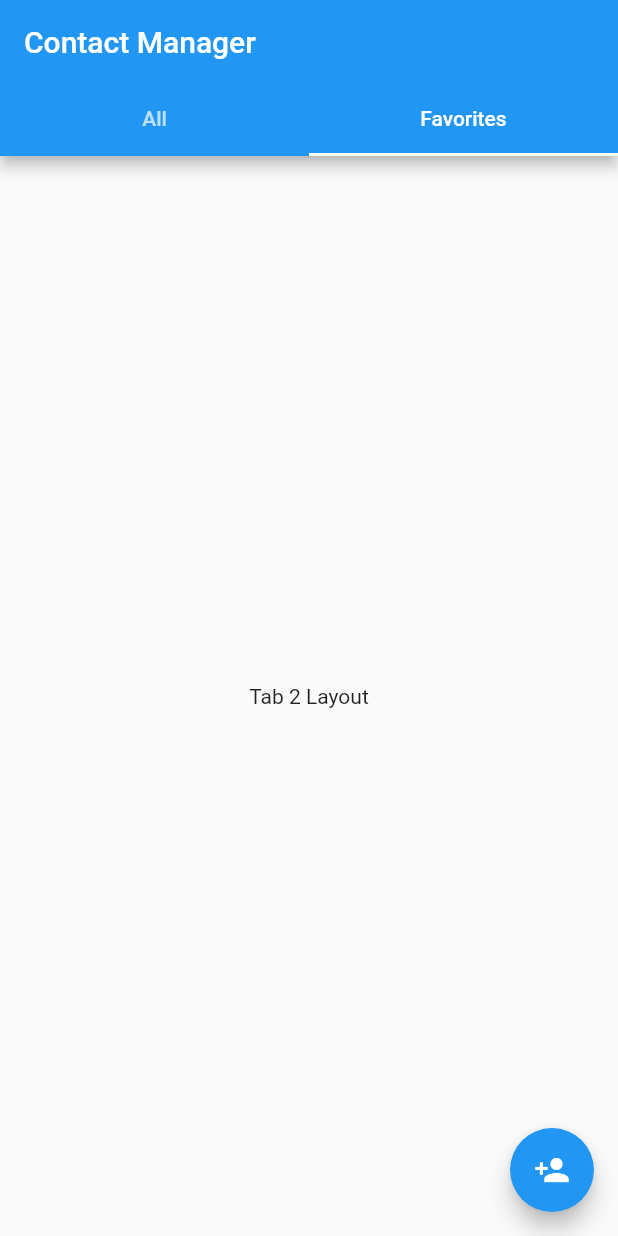
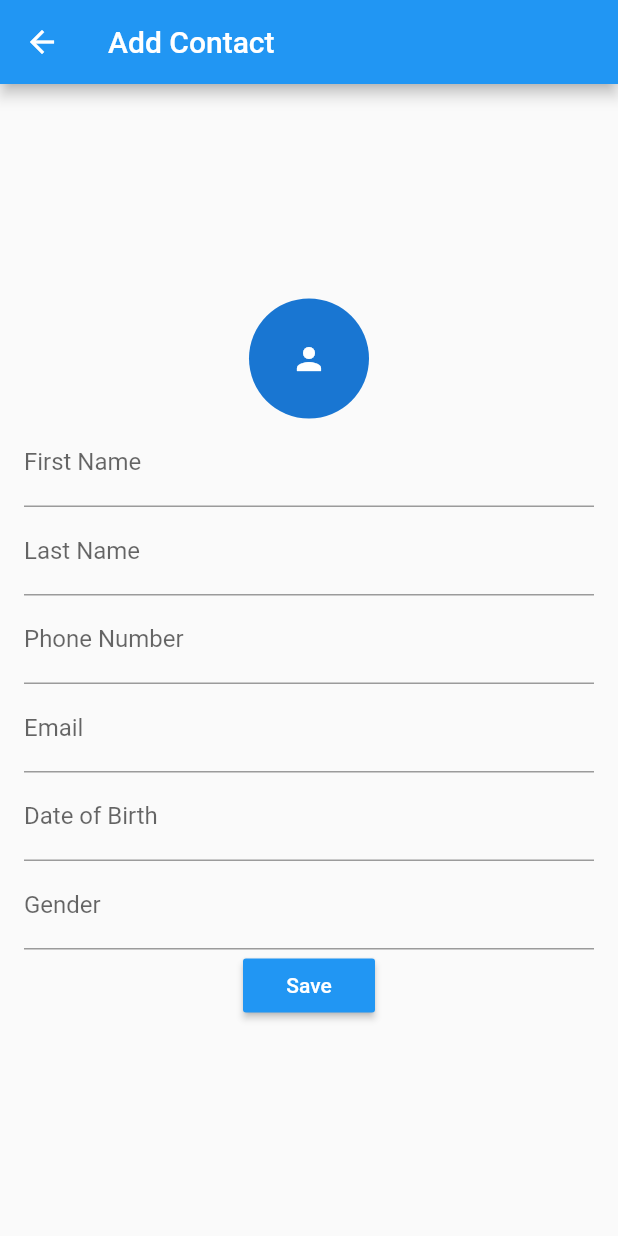
Before and after one commit to hananideen/contact-manager, a Flutter app: the screen it shows after launch, tab 2 chosen, after a tap on the "person add" icon, on a phone screen of 412 x 824 dp. Run offline on Flutter 3.47's test engine with Material 2 defaults, Android fonts, the phone set to English and light mode, and no system bars; network calls fail.

Commit message:
Api integration to add new contact

```diff
--- /dev/null
+++ b/lib/contact_add.dart
@@ -0,0 +1,137 @@
+import 'dart:convert';
+
+import 'package:flutter/material.dart';
+import 'package:http/http.dart' as http;
+
+import './contact.dart';
+
+class AddContact extends StatefulWidget {
+
+  _AddContactState createState() => _AddContactState();
+}
+
+class _AddContactState extends State<AddContact> {
+
+  TextEditingController firstNameController = TextEditingController();
+  TextEditingController lastNameController = TextEditingController();
+  TextEditingController phoneNoController = TextEditingController();
+  TextEditingController emailController = TextEditingController();
+  TextEditingController dobController = TextEditingController();
+  TextEditingController genderController = TextEditingController();
+
+  @override
+  void dispose() {
+    firstNameController.dispose();
+    lastNameController.dispose();
+    phoneNoController.dispose();
+    emailController.dispose();
+    dobController.dispose();
+    genderController.dispose();
+    super.dispose();
+  }
+
+  addContact(Contact contact) async {
+    final String uri = 'https://mock-rest-api-server.herokuapp.com/api/v1/user';
+    print(uri);
+
+    Map<String, String> headers = {"Content-type": "application/json"};
+    String json = jsonEncode(contact);
+    print(json);
+
+    var response = await http.post(uri, headers: headers, body: json);
+    if (response.statusCode == 200) {
+      String body = response.body;
+      print("success");
+
+      Navigator.pop(context);
+    } else{
+      throw Exception('Failed');
+    }
+  }
+
+  @override
+  Widget build(BuildContext context) {
+    return Scaffold(
+      resizeToAvoidBottomPadding: false,
+      appBar: AppBar(
+        title: Text('Add Contact'),
+      ),
+      body: SafeArea(
+        child: Column(
+          mainAxisAlignment: MainAxisAlignment.center,
+          children: <Widget>[
+            CircleAvatar(
+              radius: 40,
+              child: Icon(Icons.person),
+            ),
+            Padding(
+              padding: const EdgeInsets.only(left:16.0, right: 16.0),
+              child: TextFormField(
+                controller: firstNameController,
+                decoration: InputDecoration(
+                  labelText: 'First Name',
+                ),
+              ),
+            ),
+            Padding(
+              padding: const EdgeInsets.only(left:16.0, right: 16.0),
+              child: TextFormField(
+                controller: lastNameController,
+                decoration: InputDecoration(
+                  labelText: 'Last Name',
+                ),
+              ),
+            ),
+            Padding(
+              padding: const EdgeInsets.only(left:16.0, right: 16.0),
+              child: TextFormField(
+                controller: phoneNoController,
+                decoration: InputDecoration(
+                    labelText: 'Phone Number'
+                ),
+              ),
+            ),
+            Padding(
+              padding: const EdgeInsets.only(left:16.0, right: 16.0),
+              child: TextFormField(
+                controller: emailController,
+                decoration: InputDecoration(
+                    labelText: 'Email'
+                ),
+              ),
+            ),
+            Padding(
+              padding: const EdgeInsets.only(left:16.0, right: 16.0),
+              child: TextFormField(
+                controller: dobController,
+                decoration: InputDecoration(
+                    labelText: 'Date of Birth'
+                ),
+              ),
+            ),
+            Padding(
+              padding: const EdgeInsets.only(left:16.0, right: 16.0),
+              child: TextFormField(
+                controller: genderController,
+                decoration: InputDecoration(
+                    labelText: 'Gender'
+                ),
+              ),
+            ),
+            RaisedButton(
+              onPressed: () {
+                Contact contact = new Contact(firstName: firstNameController.text,
+                    lastName: lastNameController.text, email: emailController.text, gender: genderController.text,
+                    dateOfBirth: dobController.text, phoneNo: phoneNoController.text);
+                addContact(contact);
+              },
+              textColor: Colors.white,
+              color: Colors.blue,
+              child: new Text("Save"),
+            ),
+          ],
+        ),
+      ),
+    );
+  }
+}
--- a/lib/main.dart
+++ b/lib/main.dart
@@ -1,10 +1,21 @@
 import 'package:flutter/material.dart';
 import './all_contacts.dart';
 import './favorites_contact.dart';
+import './contact_add.dart';
 
 void main() => runApp(MyApp());
 
 class MyApp extends StatelessWidget {
+
+  @override
+  Widget build(BuildContext context) {
+    return new MaterialApp(
+        debugShowCheckedModeBanner: false,
+        home: new HomeScreen());
+  }
+}
+
+class HomeScreen extends StatelessWidget {
   @override
   Widget build(BuildContext context) {
     return MaterialApp(
@@ -30,7 +41,7 @@ class MyApp extends StatelessWidget {
           ),
           floatingActionButton: FloatingActionButton(
             onPressed: () {
-              // Add your onPressed code here!
+              Navigator.push(context, MaterialPageRoute(builder: (context) => AddContact()));
             },
             child: Icon(Icons.person_add),
             backgroundColor: Colors.blue,
```
